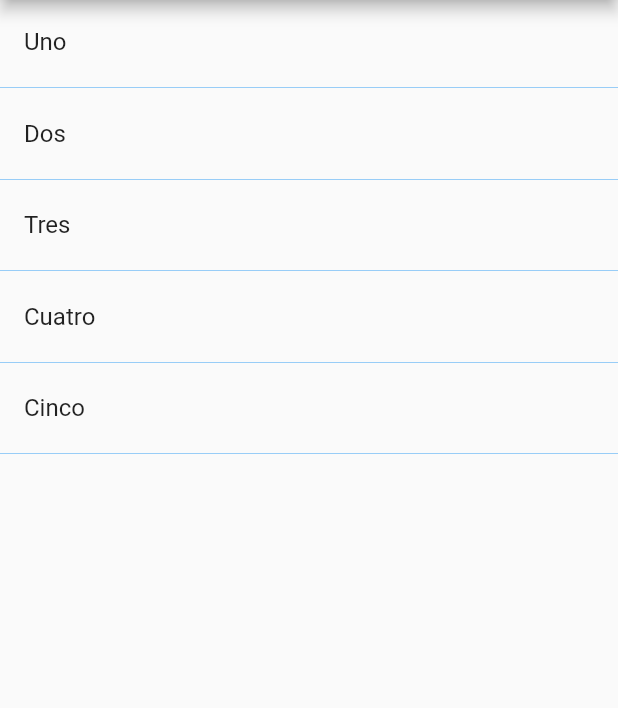
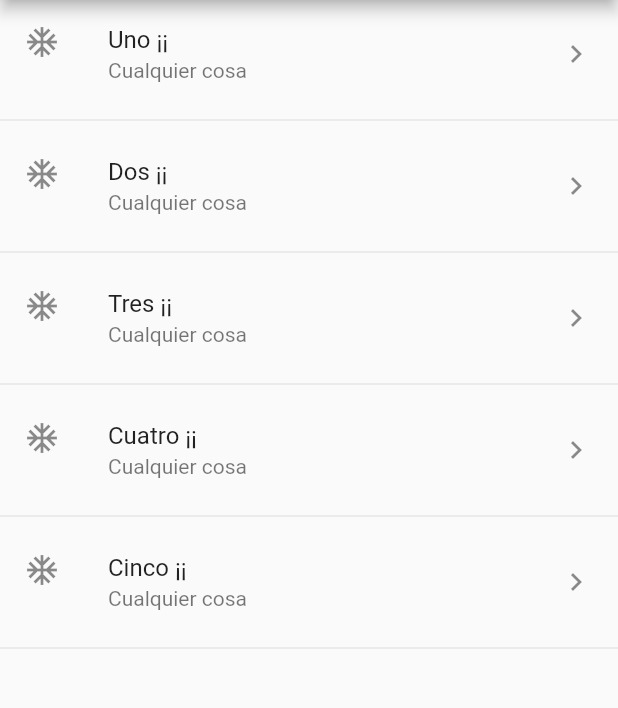
Before and after one commit to ArthurDioses/Component_Flutter_FerHe, a Flutter app: the screen it shows after launch, on a phone screen of 412 x 824 dp, the part 84-792 px from its top. Run offline on Flutter 3.47's test engine with Material 2 defaults, Android fonts, the phone set to English and light mode, and no system bars.

Commit message:
- Create method _crearItemsCorta for list with icons start, icons end, subtitle and dividers

```diff
--- a/lib/src/pages/home_page_temp.dart
+++ b/lib/src/pages/home_page_temp.dart
@@ -9,7 +9,10 @@ class HomePageTemp extends StatelessWidget {
       appBar: AppBar(
         title: Text('Componentes Temp'),
       ),
-      body: ListView(children: _crearItems()),
+      body: ListView(
+        //children: _crearItems()
+        children: _crearItemsCorta(),
+      ),
     );
   }
 
@@ -27,7 +30,20 @@ class HomePageTemp extends StatelessWidget {
     return lista;
   }
 
-  List<Widget> _crearItemsCorto() {
-    return [];
+  List<Widget> _crearItemsCorta() {
+    return opciones.map((item) {
+      return Column(
+        children: [
+          ListTile(
+            title: Text(item + ' ¡¡'),
+            subtitle: Text('Cualquier cosa'),
+            leading: Icon(Icons.ac_unit_sharp),
+            trailing: Icon(Icons.keyboard_arrow_right),
+            onTap: () {},
+          ),
+          Divider()
+        ],
+      );
+    }).toList();
   }
 }
```
